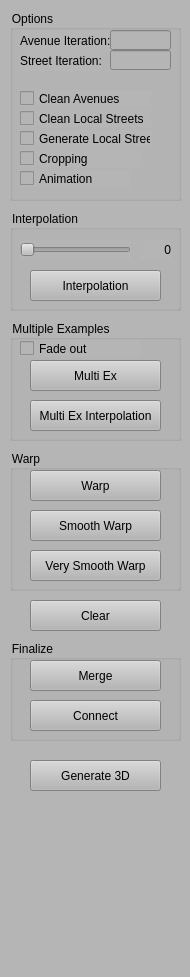
gnishida/ExRoadDesigner, file ExRoadDesigner/ControlWidget.ui: the form before one commit.
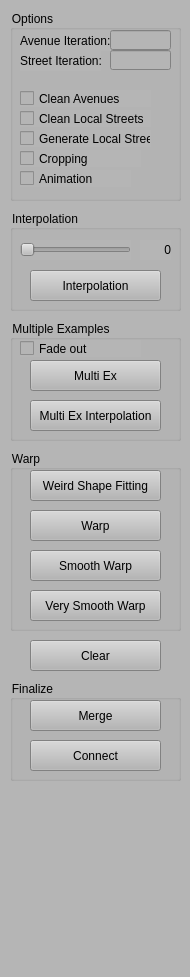
The form after the commit.

```diff
--- a/ExRoadDesigner/ControlWidget.ui
+++ b/ExRoadDesigner/ControlWidget.ui
@@ -206,7 +206,7 @@
     <property name="geometry">
      <rect>
       <x>10</x>
-      <y>640</y>
+            <y>680</y>
       <width>171</width>
       <height>101</height>
      </rect>
@@ -314,7 +314,7 @@
       <x>10</x>
       <y>450</y>
       <width>171</width>
-      <height>141</height>
+            <height>181</height>
      </rect>
     </property>
     <property name="title">
@@ -324,7 +324,7 @@
      <property name="geometry">
       <rect>
        <x>20</x>
-       <y>20</y>
+              <y>60</y>
        <width>131</width>
        <height>31</height>
       </rect>
@@ -333,11 +333,24 @@
       <string>Warp</string>
      </property>
     </widget>
+        <widget class="QPushButton" name="pushButtonGenerateUShape">
+          <property name="geometry">
+            <rect>
+              <x>20</x>
+              <y>20</y>
+              <width>131</width>
+              <height>31</height>
+            </rect>
+          </property>
+          <property name="text">
+            <string>Weird Shape Fitting</string>
+          </property>
+        </widget>
     <widget class="QPushButton" name="pushButtonGenerateSmoothWarp">
      <property name="geometry">
       <rect>
        <x>20</x>
-       <y>60</y>
+              <y>100</y>
        <width>131</width>
        <height>31</height>
       </rect>
@@ -350,7 +363,7 @@
      <property name="geometry">
       <rect>
        <x>20</x>
-       <y>100</y>
+              <y>140</y>
        <width>131</width>
        <height>31</height>
       </rect>
@@ -364,7 +377,7 @@
     <property name="geometry">
      <rect>
       <x>30</x>
-      <y>600</y>
+            <y>640</y>
       <width>131</width>
       <height>31</height>
      </rect>
@@ -373,19 +386,6 @@
      <string>Clear</string>
     </property>
    </widget>
-   <widget class="QPushButton" name="pushButtonGenerate3D">
-    <property name="geometry">
-     <rect>
-      <x>30</x>
-      <y>760</y>
-      <width>131</width>
-      <height>31</height>
-     </rect>
-    </property>
-    <property name="text">
-     <string>Generate 3D</string>
-    </property>
-   </widget>
   </widget>
  </widget>
  <resources/>
```
Left out of the diff: 2 changed lines with no effect on the pictures. Lines whose indentation alone changed are shown as unchanged.
